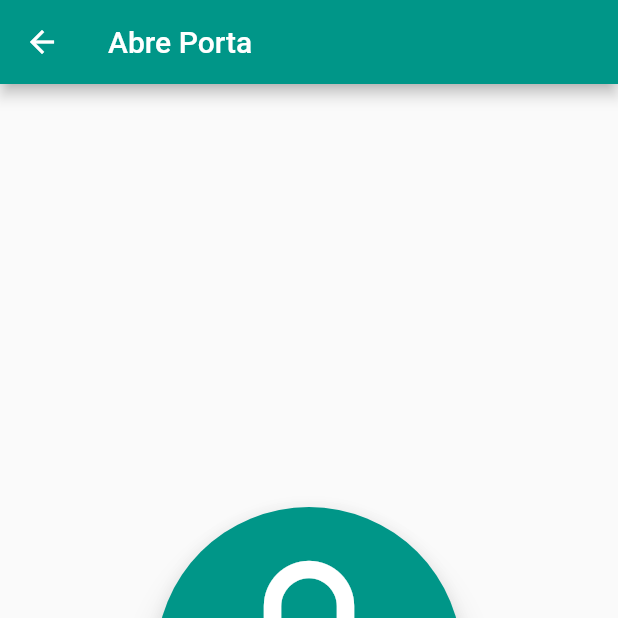
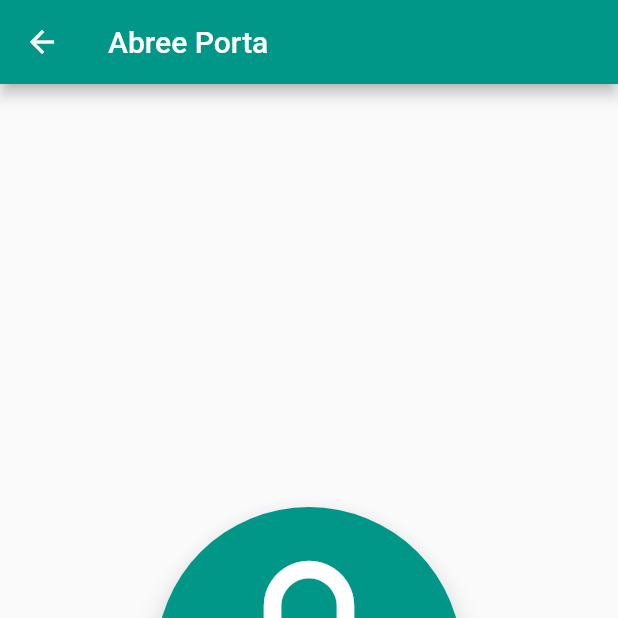
Before and after one commit to gusVLZ/smartlock_flutter, a Flutter app: the OpenDoor screen opened directly, on a phone screen of 412 x 824 dp, the top half of it. Run offline on Flutter 3.47's test engine with Material 2 defaults, Android fonts, the phone set to English and light mode, and no system bars; generated files the repository leaves out were written again.

Commit message:
Últimas atualizações - 00:16

```diff
--- a/lib/Activities/OpenDoor.dart
+++ b/lib/Activities/OpenDoor.dart
@@ -31,7 +31,7 @@ class _OpenDoorState extends State<OpenDoor> {
             preferredSize: Size.fromHeight(56),
             child: Builder(
                 builder: (context) => AppBar(
-                    title: Text("Abre Porta"), backgroundColor: Colors.teal))),
+                    title: Text("Abree Porta"), backgroundColor: Colors.teal))),
         body: Builder(
             key: _builderKey,
             builder: (context) => SafeArea(
```
